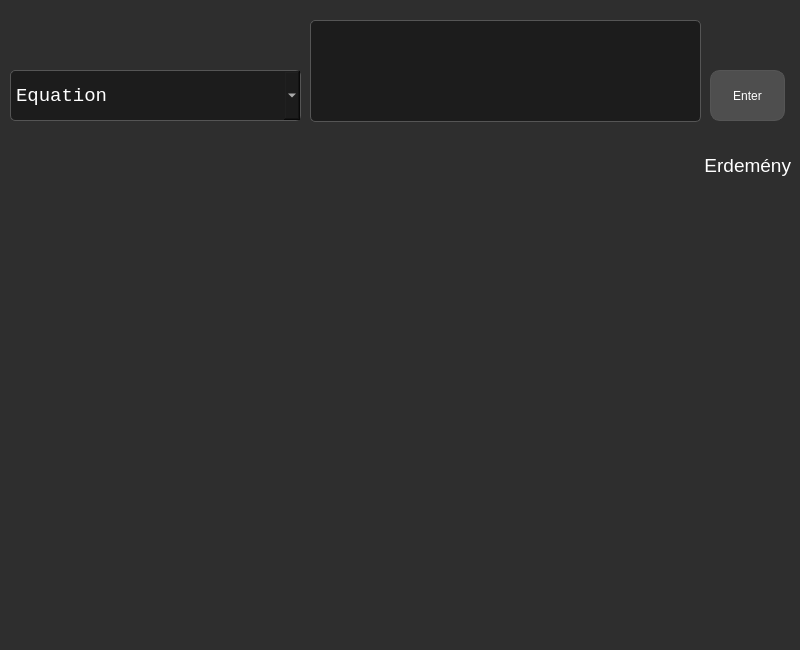
Ilonczai-Andras/Mernoki-szamologep-szakdolgozat, file Engineering calculator/UI_files/egyenlet.ui: the form before one commit.
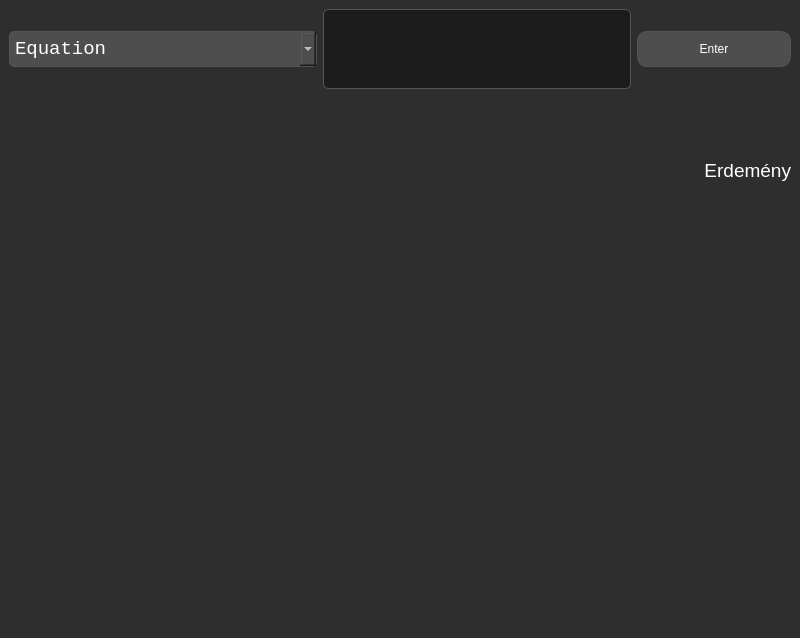
The form after the commit.

Patch:
```diff
--- a/Engineering calculator/UI_files/egyenlet.ui
+++ b/Engineering calculator/UI_files/egyenlet.ui
@@ -7,19 +7,13 @@
     <x>0</x>
     <y>0</y>
     <width>800</width>
-    <height>650</height>
+    <height>638</height>
    </rect>
   </property>
   <property name="minimumSize">
    <size>
     <width>800</width>
-    <height>650</height>
-   </size>
-  </property>
-  <property name="maximumSize">
-   <size>
-    <width>800</width>
-    <height>650</height>
+    <height>600</height>
    </size>
   </property>
   <property name="windowTitle">
@@ -31,15 +25,13 @@
             background-color: #2E2E2E;
         }</string>
    </property>
+   <layout class="QVBoxLayout" name="verticalLayout_2">
+    <item>
+     <layout class="QVBoxLayout" name="verticalLayout" stretch="1,2,5">
+      <item>
+       <layout class="QHBoxLayout" name="horizontalLayout" stretch="2,2,1">
+        <item>
    <widget class="QComboBox" name="comboBox">
-    <property name="geometry">
-     <rect>
-      <x>10</x>
-      <y>70</y>
-      <width>291</width>
-      <height>51</height>
-     </rect>
-    </property>
     <property name="font">
      <font>
       <family>Courier New</family>
@@ -47,20 +39,20 @@
      </font>
     </property>
     <property name="styleSheet">
-     <string notr="true">QComboBox{
-            background-color: #1C1C1C;
+           <string notr="true">QComboBox
+{
+            background-color: #4E4E4E;
             color: #FFFFFF;
             font-size: 14pt;
             font-family: 'Courier New', Courier, monospace;
             border: 1px solid #555555;
             border-radius: 5px;
-            padding: 5px;
-        }
-        QComboBox QAbstractItemView {
+            padding: 5px;}
+        QComboBox QAbstractItemView 
+{
             background-color: #4E4E4E;
             selection-background-color: #5E5E5E;
-            color: #FFFFFF;
-        }</string>
+            color: #FFFFFF;}</string>
     </property>
     <item>
      <property name="text">
@@ -78,43 +70,30 @@
      </property>
     </item>
    </widget>
-   <widget class="QLabel" name="label_2">
-    <property name="geometry">
-     <rect>
-      <x>10</x>
-      <y>130</y>
-      <width>781</width>
-      <height>71</height>
-     </rect>
-    </property>
-    <property name="font">
-     <font>
-      <pointsize>14</pointsize>
-     </font>
-    </property>
+        </item>
+        <item>
+         <widget class="QTextEdit" name="text_edit">
     <property name="styleSheet">
-     <string notr="true">QLabel#label_2 {
+           <string notr="true">QTextEdit#text_edit{
+            background: #1C1C1C;
             color: #FFFFFF;
+            font-family: 'Courier New', Courier, monospace;
             font-size: 14pt;
-            qproperty-alignment: 'AlignRight | AlignTrailing | AlignVCenter';
+        }
+ QTextEdit{
+            background-color: #1C1C1C;
+            color: #FFFFFF;
+            font-size: 14pt;
+            font-family: 'Courier New', Courier, monospace;
+            border: 1px solid #555555;
+            border-radius: 5px;
+            padding: 5px;
         }</string>
     </property>
-    <property name="text">
-     <string>Erdemény</string>
-    </property>
-    <property name="alignment">
-     <set>Qt::AlignRight|Qt::AlignTrailing|Qt::AlignVCenter</set>
-    </property>
-   </widget>
+         </widget>
+        </item>
+        <item>
    <widget class="QPushButton" name="pushButton">
-    <property name="geometry">
-     <rect>
-      <x>710</x>
-      <y>70</y>
-      <width>75</width>
-      <height>51</height>
-     </rect>
-    </property>
     <property name="styleSheet">
      <string notr="true">QPushButton {
             background-color: #4E4E4E;
@@ -134,33 +113,43 @@
      <string>Enter</string>
     </property>
    </widget>
-   <widget class="QTextEdit" name="text_edit">
-    <property name="geometry">
-     <rect>
-      <x>310</x>
-      <y>20</y>
-      <width>391</width>
-      <height>102</height>
-     </rect>
+        </item>
+       </layout>
+      </item>
+      <item>
+       <widget class="QLabel" name="label_2">
+        <property name="sizePolicy">
+         <sizepolicy hsizetype="Preferred" vsizetype="Preferred">
+          <horstretch>0</horstretch>
+          <verstretch>0</verstretch>
+         </sizepolicy>
+        </property>
+        <property name="font">
+         <font>
+          <pointsize>14</pointsize>
+         </font>
     </property>
     <property name="styleSheet">
-     <string notr="true">QTextEdit#text_edit{
-            background: #1C1C1C;
+         <string notr="true">QLabel#label_2 {
             color: #FFFFFF;
-            font-family: 'Courier New', Courier, monospace;
             font-size: 14pt;
-        }
- QTextEdit{
-            background-color: #1C1C1C;
-            color: #FFFFFF;
-            font-size: 14pt;
-            font-family: 'Courier New', Courier, monospace;
-            border: 1px solid #555555;
-            border-radius: 5px;
-            padding: 5px;
+            qproperty-alignment: 'AlignRight | AlignTrailing | AlignVCenter';
         }</string>
     </property>
-   </widget>
+        <property name="text">
+         <string>Erdemény</string>
+        </property>
+        <property name="alignment">
+         <set>Qt::AlignRight|Qt::AlignTrailing|Qt::AlignVCenter</set>
+        </property>
+       </widget>
+      </item>
+      <item>
+       <widget class="QWidget" name="canvaswidget" native="true"/>
+      </item>
+     </layout>
+    </item>
+   </layout>
   </widget>
  </widget>
  <resources/>
```
Left out of the diff: 6 changed lines with no effect on the pictures. Lines whose indentation alone changed are shown as unchanged.
